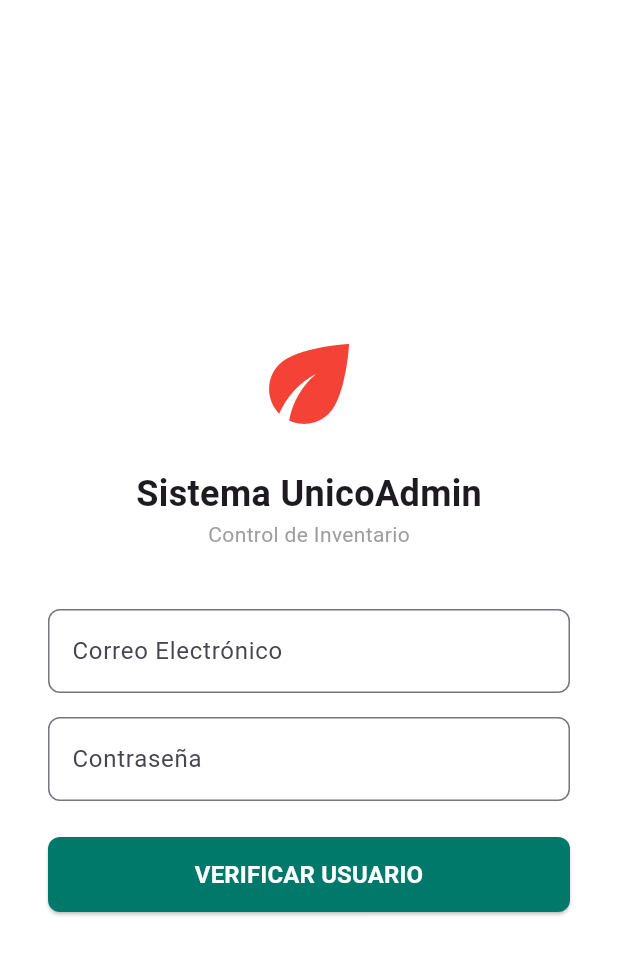
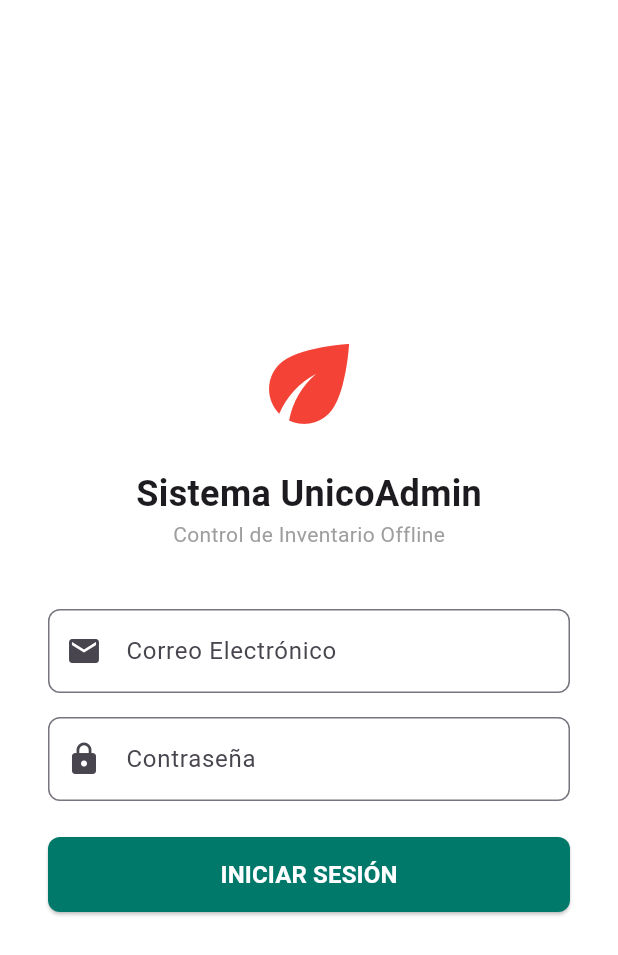
Before and after one commit to fresarema/inventario-app-flutter, a Flutter app: the screen it shows after launch, on a phone screen of 412 x 824 dp. Shown: the top 955 px of the screen. Run offline on Flutter 3.47's test engine with Material 3 defaults, Android fonts, the light colour scheme and no system bars; our stand-ins replace sqflite; accounts and stored records are empty.

Commit message:
feat: login con multiples sucursales, observacion de inventarios y manejo offline de conteos

```diff
--- a/lib/screens/login_screen.dart
+++ b/lib/screens/login_screen.dart
@@ -16,39 +16,38 @@ class _LoginScreenState extends State<LoginScreen> {
 
   final ApiService _apiService = ApiService();
   bool _isLoading = false;
-
-  // Nuevas variables para el flujo de dos pasos
   bool _usuarioVerificado = false;
-  String? _sucursalSeleccionada;
-  final List<String> _sucursales = ['Los Ángeles', 'Mulchén', 'Angol', 'Laja', 'Santa Bárbara'];
 
   void _verificarCredenciales() async {
     if (_formKey.currentState!.validate()) {
       setState(() { _isLoading = true; });
 
-      bool exito = await _apiService.login(
+      // Llama al nuevo método que valida credenciales y existencia de inventario activo
+      final resultado = await _apiService.loginYValidar(
         _emailController.text.trim(),
         _passwordController.text.trim(),
       );
 
       setState(() { _isLoading = false; });
 
-      if (exito) {
+      if (resultado['success'] == true) {
         setState(() { _usuarioVerificado = true; });
         if (mounted) {
           ScaffoldMessenger.of(context).showSnackBar(
-            const SnackBar(
-              content: Text('Usuario correcto. Seleccione su sucursal.'),
+            SnackBar(
+              content: Text('Acceso concedido. Inventario activo en: ${_apiService.sucursalAsignada}'),
               backgroundColor: Colors.teal,
+              duration: const Duration(seconds: 3),
             ),
           );
         }
       } else {
         if (mounted) {
           ScaffoldMessenger.of(context).showSnackBar(
-            const SnackBar(
-              content: Text('Credenciales incorrectas o sin conexión'),
+            SnackBar(
+              content: Text(resultado['mensaje']),
               backgroundColor: Colors.red,
+              duration: const Duration(seconds: 4),
             ),
           );
         }
@@ -57,19 +56,12 @@ class _LoginScreenState extends State<LoginScreen> {
   }
 
   void _ingresarApp() {
-    if (_sucursalSeleccionada == null) {
-      ScaffoldMessenger.of(context).showSnackBar(
-        const SnackBar(content: Text('Debe seleccionar una sucursal'), backgroundColor: Colors.orange),
-      );
-      return;
-    }
-
     Navigator.pushReplacement(
       context,
       MaterialPageRoute(
         builder: (context) => DashboardScreen(
           apiService: _apiService,
-          sucursal: _sucursalSeleccionada!, // Pasa la sucursal elegida
+          sucursal: _apiService.sucursalAsignada!, // Toma la sucursal inyectada por Laravel
         ),
       ),
     );
@@ -87,20 +79,19 @@ class _LoginScreenState extends State<LoginScreen> {
             child: Column(
               mainAxisAlignment: MainAxisAlignment.center,
               children: [
-                // Logo simulado
                 const Icon(Icons.eco, size: 80, color: Colors.red),
                 const SizedBox(height: 16),
                 const Text('Sistema UnicoAdmin', style: TextStyle(fontSize: 24, fontWeight: FontWeight.bold)),
-                const Text('Control de Inventario', style: TextStyle(color: Colors.grey)),
+                const Text('Control de Inventario Offline', style: TextStyle(color: Colors.grey)),
                 const SizedBox(height: 40),
 
-                // Campos de credenciales (se deshabilitan si ya se verificó)
                 TextFormField(
                   controller: _emailController,
                   enabled: !_usuarioVerificado,
                   decoration: InputDecoration(
                     labelText: 'Correo Electrónico',
                     border: OutlineInputBorder(borderRadius: BorderRadius.circular(8)),
+                    prefixIcon: const Icon(Icons.email),
                   ),
                   validator: (value) => value!.isEmpty ? 'Requerido' : null,
                 ),
@@ -112,12 +103,12 @@ class _LoginScreenState extends State<LoginScreen> {
                   decoration: InputDecoration(
                     labelText: 'Contraseña',
                     border: OutlineInputBorder(borderRadius: BorderRadius.circular(8)),
+                    prefixIcon: const Icon(Icons.lock),
                   ),
                   validator: (value) => value!.isEmpty ? 'Requerido' : null,
                 ),
                 const SizedBox(height: 24),
 
-                // Transición dinámica: Mostrar botón Verificar o Selector de Sucursal
                 if (!_usuarioVerificado)
                   SizedBox(
                     width: double.infinity,
@@ -131,54 +122,122 @@ class _LoginScreenState extends State<LoginScreen> {
                       ),
                       child: _isLoading
                           ? const CircularProgressIndicator(color: Colors.white)
-                          : const Text('VERIFICAR USUARIO', style: TextStyle(fontWeight: FontWeight.bold, fontSize: 16)),
+                          : const Text('INICIAR SESIÓN', style: TextStyle(fontWeight: FontWeight.bold, fontSize: 16)),
                     ),
                   )
                 else
                   Column(
+                    children: [
+                      if (_apiService.inventariosAsignados.length == 1)
+                        // CASO 1: Tiene solo un inventario (Agrega la observación abajo)
+                        Container(
+                          padding: const EdgeInsets.all(16),
+                          decoration: BoxDecoration(
+                            color: Colors.teal.shade50,
+                            borderRadius: BorderRadius.circular(8),
+                            border: Border.all(color: Colors.teal.shade200),
+                          ),
+                          child: Row(
+                            children: [
+                              const Icon(Icons.check_circle, color: Colors.teal, size: 30),
+                              const SizedBox(width: 12),
+                              Expanded(
+                                child: Column(
+                                  crossAxisAlignment: CrossAxisAlignment.start,
+                                  children: [
+                                    Text(
+                                      'Proceso Activo: ${_apiService.inventarioSeleccionado!['nombre_local']}',
+                                      style: const TextStyle(fontWeight: FontWeight.bold, color: Colors.teal, fontSize: 15),
+                                    ),
+                                    const SizedBox(height: 4),
+                                    // Muestra la observación si existe
+                                    if (_apiService.inventarioSeleccionado!['observacion'] != null && _apiService.inventarioSeleccionado!['observacion'].toString().isNotEmpty)
+                                      Text(
+                                        'Obs: ${_apiService.inventarioSeleccionado!['observacion']}',
+                                        style: TextStyle(fontStyle: FontStyle.italic, color: Colors.teal.shade700, fontSize: 13),
+                                      ),
+                                  ],
+                                ),
+                              ),
+                            ],
+                          ),
+                        )
+                      else
+                        // CASO 2: Múltiples inventarios (Selector + Observación abajo)
+                        Column(
                           crossAxisAlignment: CrossAxisAlignment.start,
                           children: [
                             Container(
-                        padding: const EdgeInsets.symmetric(horizontal: 12),
+                              padding: const EdgeInsets.symmetric(horizontal: 12, vertical: 4),
                               decoration: BoxDecoration(
-                          border: Border.all(color: Colors.grey.shade400),
+                                border: Border.all(color: Colors.teal),
                                 borderRadius: BorderRadius.circular(8),
+                                color: Colors.teal.shade50,
                               ),
                               child: DropdownButtonHideUnderline(
-                          child: DropdownButton<String>(
+                                child: DropdownButton<Map<String, dynamic>>(
                                   isExpanded: true,
-                            hint: const Row(
-                              children: [
-                                Icon(Icons.location_on, color: Colors.teal),
-                                SizedBox(width: 8),
-                                Text('Seleccionar local...'),
-                              ],
+                                  value: _apiService.inventarioSeleccionado,
+                                  icon: const Icon(Icons.arrow_drop_down, color: Colors.teal),
+                                  items: _apiService.inventariosAsignados.map((dynamic inv) {
+                                    return DropdownMenuItem<Map<String, dynamic>>(
+                                      value: inv,
+                                      child: Text(
+                                        '${inv['inventario']} - ${inv['nombre_local']}',
+                                        style: const TextStyle(fontWeight: FontWeight.bold, color: Colors.teal),
                                       ),
-                            value: _sucursalSeleccionada,
-                            items: _sucursales.map((String sucursal) {
-                              return DropdownMenuItem<String>(
-                                value: sucursal,
-                                child: Text(sucursal),
                                     );
                                   }).toList(),
-                            onChanged: (String? nuevoValor) {
-                              setState(() { _sucursalSeleccionada = nuevoValor; });
+                                  onChanged: (Map<String, dynamic>? nuevoValor) {
+                                    setState(() {
+                                      _apiService.inventarioSeleccionado = nuevoValor;
+                                    });
                                   },
                                 ),
                               ),
+                            ),
+                            // Muestra la observación del inventario que esté seleccionado actualmente en el Dropdown
+                            if (_apiService.inventarioSeleccionado!['observacion'] != null && _apiService.inventarioSeleccionado!['observacion'].toString().isNotEmpty)
+                              Padding(
+                                padding: const EdgeInsets.only(top: 12.0, left: 4.0),
+                                child: Row(
+                                  crossAxisAlignment: CrossAxisAlignment.start,
+                                  children: [
+                                    const Icon(Icons.info_outline, size: 18, color: Colors.teal),
+                                    const SizedBox(width: 8),
+                                    Expanded(
+                                      child: Text(
+                                        'Instrucciones: ${_apiService.inventarioSeleccionado!['observacion']}',
+                                        style: TextStyle(fontStyle: FontStyle.italic, color: Colors.teal.shade800, fontSize: 13),
+                                      ),
+                                    ),
+                                  ],
+                                ),
+                              ),
+                          ],
                         ),
                       const SizedBox(height: 24),
                       SizedBox(
                         width: double.infinity,
                         height: 50,
                         child: ElevatedButton(
-                          onPressed: _ingresarApp,
+                          onPressed: () {
+                            Navigator.pushReplacement(
+                              context,
+                              MaterialPageRoute(
+                                builder: (context) => DashboardScreen(
+                                  apiService: _apiService,
+                                  sucursal: _apiService.inventarioSeleccionado!['nombre_local'],
+                                ),
+                              ),
+                            );
+                          },
                           style: ElevatedButton.styleFrom(
                             backgroundColor: Colors.teal.shade700,
                             foregroundColor: Colors.white,
                             shape: RoundedRectangleBorder(borderRadius: BorderRadius.circular(8)),
                           ),
-                          child: const Text('INGRESAR A LA APP', style: TextStyle(fontWeight: FontWeight.bold, fontSize: 16)),
+                          child: const Text('COMENZAR INVENTARIO', style: TextStyle(fontWeight: FontWeight.bold, fontSize: 16)),
                         ),
                       ),
                     ],
```
Also changed, not shown: lib/screens/dashboard_screen.dart (+20 -3 lines), lib/services/api_service.dart (+37 -15 lines). Lines whose indentation alone changed are shown as unchanged.
